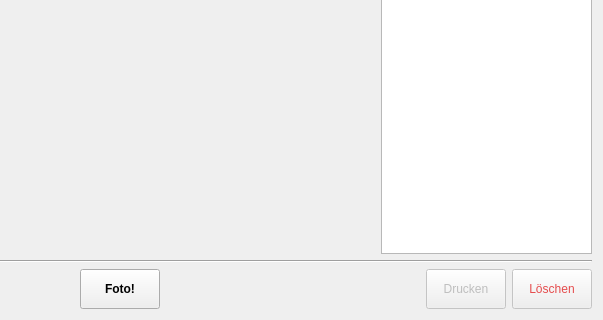
Nepomuk/photobooth, file photoBooth.ui: the form before one commit; both pictures show x 376 to 979 and y 315 to 635 of the 979 by 635 pixel window.
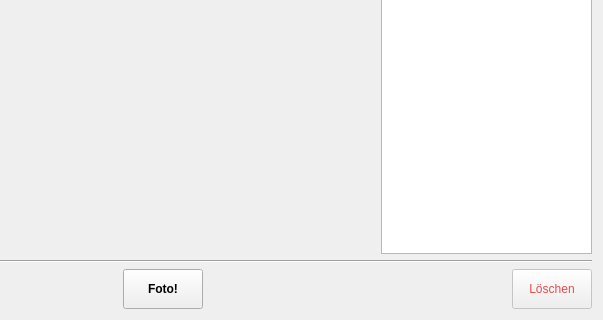
The form after the commit. Icons and pictures are not drawn.

Commit message:
Merge picture and print buttons
Their functions are used complementary

```diff
--- a/photoBooth.ui
+++ b/photoBooth.ui
@@ -241,32 +241,6 @@
        </property>
       </spacer>
      </item>
-     <item>
-      <widget class="QPushButton" name="pushButton_print">
-       <property name="enabled">
-        <bool>false</bool>
-       </property>
-       <property name="minimumSize">
-        <size>
-         <width>0</width>
-         <height>40</height>
-        </size>
-       </property>
-       <property name="text">
-        <string>Drucken</string>
-       </property>
-       <property name="icon">
-        <iconset resource="photoBooth.qrc">
-         <normaloff>:/icon/graphics/printer.png</normaloff>:/icon/graphics/printer.png</iconset>
-       </property>
-       <property name="iconSize">
-        <size>
-         <width>20</width>
-         <height>20</height>
-        </size>
-       </property>
-      </widget>
-     </item>
      <item>
       <widget class="QPushButton" name="pushButton_delete">
        <property name="enabled">
```
Left out of the diff: 2 changed lines with no effect on the pictures. The commit also changes 1 other file.
